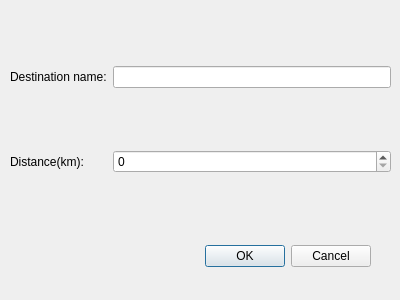
Before: the Qt Designer form dlgcreatedestination.ui in mmstratiev/AviationManagementSystem, drawn with Qt 5.
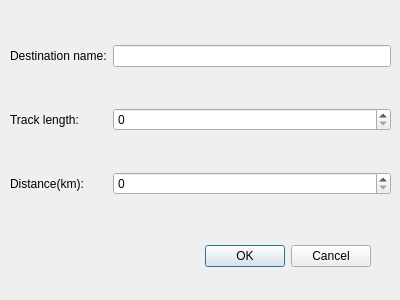
After: the same form once the commit is applied.

What changed in the file:
```diff
--- a/dlgcreatedestination.ui
+++ b/dlgcreatedestination.ui
@@ -39,6 +39,9 @@
     </rect>
    </property>
    <layout class="QGridLayout" name="gridLayout">
+    <item row="0" column="1">
+     <widget class="QLineEdit" name="DestinationNameEdit"/>
+    </item>
     <item row="0" column="0">
      <widget class="QLabel" name="label">
       <property name="text">
@@ -46,19 +49,26 @@
       </property>
      </widget>
     </item>
-    <item row="1" column="0">
+    <item row="2" column="0">
      <widget class="QLabel" name="label_2">
       <property name="text">
        <string>Distance(km):</string>
       </property>
      </widget>
     </item>
-    <item row="0" column="1">
-     <widget class="QLineEdit" name="DestinationNameEdit"/>
-    </item>
-    <item row="1" column="1">
+    <item row="2" column="1">
      <widget class="QSpinBox" name="DistanceSpinBox"/>
     </item>
+    <item row="1" column="0">
+     <widget class="QLabel" name="label_3">
+      <property name="text">
+       <string>Track length:</string>
+      </property>
+     </widget>
+    </item>
+    <item row="1" column="1">
+     <widget class="QSpinBox" name="TrackLengthEdit"/>
+    </item>
    </layout>
   </widget>
  </widget>
```
